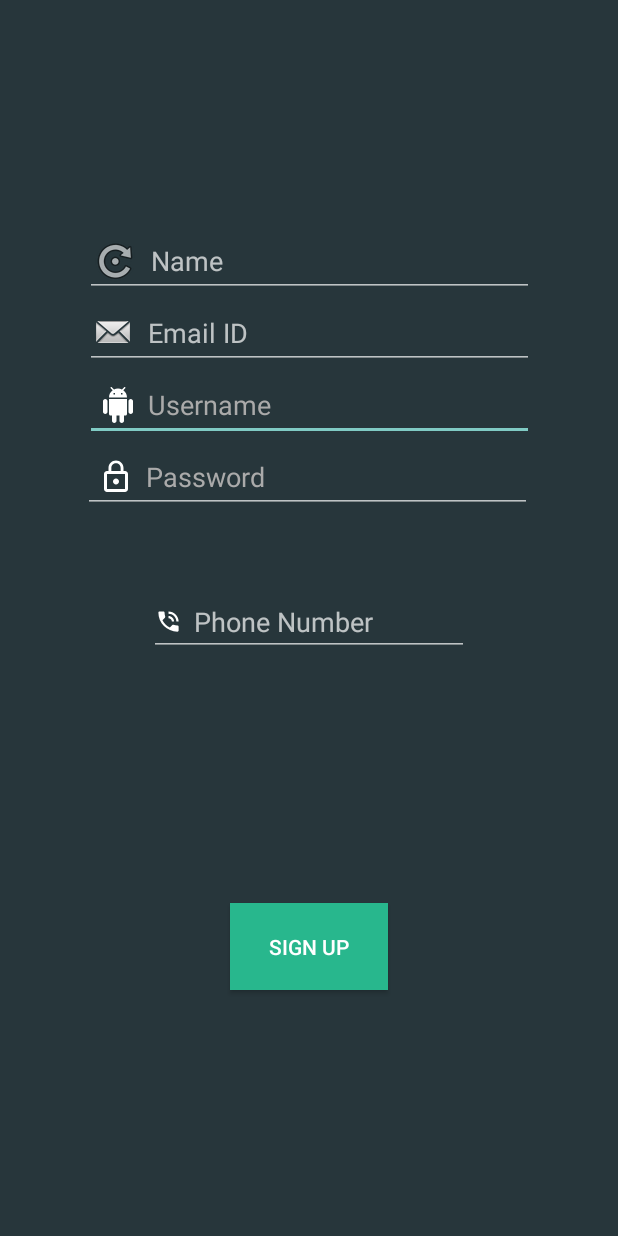
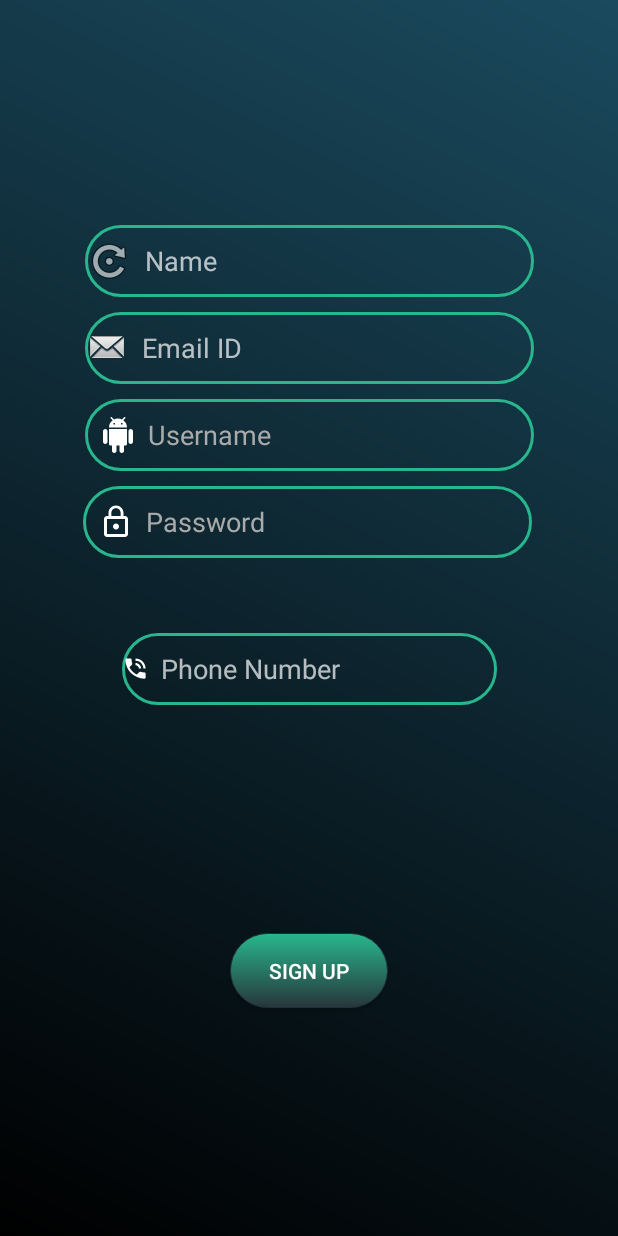
Before and after one commit to riseioit/risev2, an Android app: the screen it shows after launch (classsignup), after a tap on an icon or button, on a phone screen of 412 x 824 dp. Run offline under Robolectric (Android 15) with nearby library versions, the phone set to English and light mode, and no system bars; our stand-ins replace Firebase (no records; nobody signed in at launch, a user with empty details on screens opened directly).

Commit message:
ui update . home start

```diff
--- a/app/src/main/java/com/riselab/rise/login.java
+++ b/app/src/main/java/com/riselab/rise/login.java
@@ -176,6 +176,11 @@ public class login extends AppCompatActivity {
                         bundle.putString("username",name);
                         bundle.putString("loginname",loginname);
                         bundle.putString("phnno",phoneno);
+//                        bundle.putStringArrayList("usernames",arrayList);
+                        bundle.putStringArrayList("emailids",arrayList1);
+                        bundle.putStringArrayList("types",arrayList2);
+                        bundle.putStringArrayList("names",arrayList3);
+                        bundle.putStringArrayList("phnnos",arrayList4);
                         i.putExtras(bundle);
                         startActivity(i);
                         finish();
--- /dev/null
+++ b/app/src/main/res/drawable/backgroundtry.xml
@@ -0,0 +1,7 @@
+<?xml version="1.0" encoding="utf-8"?>
+<shape xmlns:android="http://schemas.android.com/apk/res/android"
+    android:shape="rectangle" android:elevation="10dp">
+
+    <gradient android:angle="225"
+        android:endColor="#000000" android:startColor="#1a4a5e" />
+</shape>
--- /dev/null
+++ b/app/src/main/res/drawable/dialogbg.xml
@@ -0,0 +1,6 @@
+<?xml version="1.0" encoding="utf-8"?>
+<shape xmlns:android="http://schemas.android.com/apk/res/android"
+    android:shape="rectangle" android:elevation="10dp">
+    <gradient android:angle="0"
+        android:endColor="#08151a" android:startColor="#08151a" />
+</shape>
--- /dev/null
+++ b/app/src/main/res/drawable/imageshadow.xml
@@ -0,0 +1,6 @@
+<shape xmlns:android="http://schemas.android.com/apk/res/android"
+    android:shape="rectangle">
+    <solid android:color="#42000000" />
+    <corners android:radius="50dp" />
+
+</shape>
--- /dev/null
+++ b/app/src/main/res/drawable/loginedittext.xml
@@ -0,0 +1,9 @@
+<?xml version="1.0" encoding="utf-8"?>
+<selector xmlns:android="http://schemas.android.com/apk/res/android">
+    <item>
+        <shape android:shape="rectangle">
+            <stroke android:color="#28b78d" android:width="2dp"/>
+            <corners android:radius="50dp"/>
+        </shape>
+    </item>
+</selector>
--- /dev/null
+++ b/app/src/main/res/drawable/nvbarbg.xml
@@ -0,0 +1,6 @@
+<?xml version="1.0" encoding="utf-8"?>
+<shape xmlns:android="http://schemas.android.com/apk/res/android"
+    android:shape="rectangle" android:elevation="10dp">
+    <gradient android:angle="225"
+        android:endColor="#000000" android:startColor="#08151a" />
+</shape>
--- a/app/src/main/res/drawable/roundedbutton.xml
+++ b/app/src/main/res/drawable/roundedbutton.xml
@@ -1,9 +1,9 @@
 <?xml version="1.0" encoding="utf-8"?>
 <shape xmlns:android="http://schemas.android.com/apk/res/android"
-    android:shape="rectangle">
+    android:shape="rectangle" android:elevation="10dp">
     <solid android:color="#28b78d" />
-    <corners android:bottomRightRadius="50dp"
-        android:bottomLeftRadius="50dp"
-        android:topRightRadius="50dp"
-        android:topLeftRadius="50dp"/>
+    <stroke android:color="#20303b" android:width="0.5dp"/>
+    <corners android:radius="50dp"/>
+    <gradient android:angle="270"
+        android:endColor="#27363b" android:startColor="#28b78d" />
 </shape>
--- a/app/src/main/res/layout/activity_afterlogin.xml
+++ b/app/src/main/res/layout/activity_afterlogin.xml
@@ -7,6 +7,7 @@
     android:layout_height="match_parent"
     android:fitsSystemWindows="true"
     tools:openDrawer="start"
+    android:background="@drawable/backgroundtry"
     >
 
     <include
@@ -22,6 +23,6 @@
         android:fitsSystemWindows="true"
         app:headerLayout="@layout/nav_header_afterlogin"
         app:menu="@menu/activity_afterlogin_drawer"
-        android:background="#27363b"/>
+        android:background="@drawable/nvbarbg"/>
 
 </androidx.drawerlayout.widget.DrawerLayout>
--- a/app/src/main/res/layout/activity_classsignup.xml
+++ b/app/src/main/res/layout/activity_classsignup.xml
@@ -5,18 +5,20 @@
     android:layout_width="match_parent"
     android:layout_height="match_parent"
     tools:context=".login"
-    android:background="#27363b"
+    android:background="@drawable/backgroundtry"
     >
 
 
     <EditText
         android:id="@+id/username"
-        android:drawablePadding="8dp"
         android:layout_width="299dp"
         android:layout_height="48dp"
         android:layout_marginStart="24dp"
+        android:layout_marginTop="10dp"
         android:layout_marginEnd="24dp"
+        android:background="@drawable/loginedittext"
         android:drawableStart="@drawable/ic_android_black_24dp"
+        android:drawablePadding="8dp"
         android:ems="10"
         android:hint="Username"
         android:inputType="textNoSuggestions"
@@ -30,13 +32,15 @@
         app:layout_constraintTop_toBottomOf="@+id/email" />
 
     <EditText
-        android:drawablePadding="8dp"
         android:id="@+id/password"
         android:layout_width="299dp"
         android:layout_height="48dp"
         android:layout_marginStart="24dp"
+        android:layout_marginTop="10dp"
         android:layout_marginEnd="24dp"
+        android:background="@drawable/loginedittext"
         android:drawableStart="@drawable/ic_lock_outline_black_24dp"
+        android:drawablePadding="8dp"
         android:ems="10"
         android:hint="Password"
         android:imeActionLabel="@string/action_sign_in_short"
@@ -54,9 +58,8 @@
     <Button
         android:id="@+id/login"
         android:layout_width="105dp"
-        android:layout_height="58dp"
-        android:background="#28b78d"
-
+        android:layout_height="50dp"
+        android:background="@drawable/roundedbutton"
         android:text="Sign Up"
         app:layout_constraintBottom_toBottomOf="parent"
         app:layout_constraintEnd_toEndOf="parent"
@@ -65,12 +68,13 @@
 
     <EditText
         android:id="@+id/phnno"
-        android:layout_width="wrap_content"
-        android:layout_height="wrap_content"
+        android:layout_width="250dp"
+        android:layout_height="48dp"
         android:layout_marginTop="50dp"
         android:drawableStart="@android:drawable/stat_sys_speakerphone"
         android:ems="10"
         android:drawablePadding="8dp"
+        android:background="@drawable/loginedittext"
         android:hint="Phone Number"
         android:inputType="phone"
         app:layout_constraintEnd_toEndOf="parent"
@@ -78,6 +82,7 @@
         app:layout_constraintTop_toBottomOf="@+id/password" />
 
     <EditText
+        android:background="@drawable/loginedittext"
         android:id="@+id/name"
         android:layout_width="299dp"
         android:layout_height="48dp"
@@ -95,15 +100,16 @@
         android:id="@+id/email"
         android:layout_width="299dp"
         android:layout_height="48dp"
+        android:layout_marginTop="10dp"
+        android:background="@drawable/loginedittext"
         android:drawableStart="@android:drawable/sym_action_email"
+        android:drawablePadding="8dp"
         android:ems="10"
-        android:drawablePadding="8dp"
         android:hint="Email ID"
         android:inputType="textEmailAddress"
         app:layout_constraintEnd_toEndOf="parent"
         app:layout_constraintStart_toStartOf="parent"
-        app:layout_constraintTop_toBottomOf="@+id/name"
-        />
+        app:layout_constraintTop_toBottomOf="@+id/name" />
 
 
 </androidx.constraintlayout.widget.ConstraintLayout>
--- a/app/src/main/res/layout/fragment_home.xml
+++ b/app/src/main/res/layout/fragment_home.xml
@@ -23,7 +23,6 @@
         android:id="@+id/loginusername"
         android:layout_width="wrap_content"
         android:layout_height="wrap_content"
-
         android:layout_marginTop="75dp"
         android:textColor="#FFFFFF"
         android:textSize="35dp"
@@ -47,7 +46,6 @@
         android:id="@+id/loginemail"
         android:layout_width="wrap_content"
         android:layout_height="wrap_content"
-
         android:layout_marginTop="35dp"
         android:textColor="#FFFFFF"
         android:textSize="20dp"
```
Also changed, not shown: app/src/main/java/com/riselab/rise/afterlogin.java (+2 -8 lines), app/src/main/java/com/riselab/rise/ui/home/HomeFragment.java (+16 -0 lines), app/src/main/res/layout/activity_login.xml (+8 -4 lines), app/src/main/res/layout/activity_splash.xml (+4 -4 lines), app/src/main/res/layout/app_bar_afterlogin.xml (+1 -8 lines), app/src/main/res/layout/layout_dialog.xml (+5 -3 lines), app/src/main/res/layout/nav_header_afterlogin.xml (+6 -6 lines), app/src/main/res/drawable/riseshadow.png (added).
